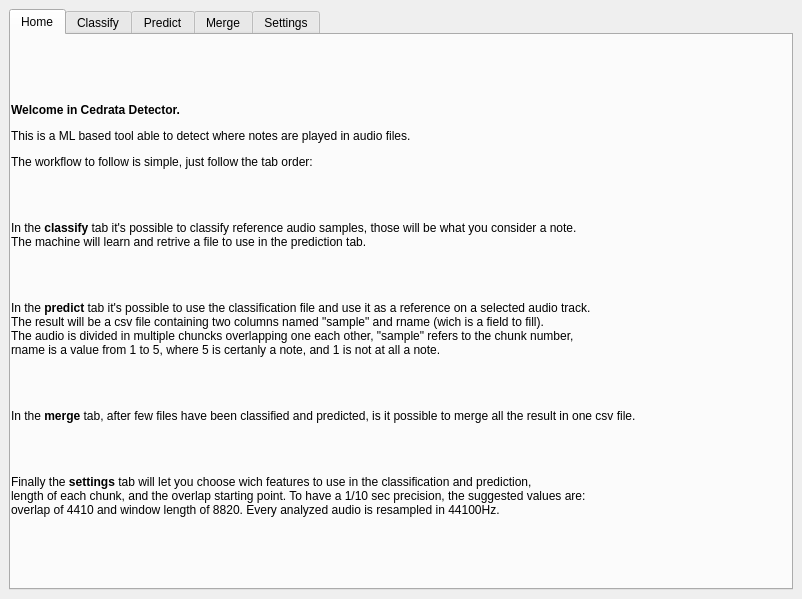
Qt form ui_design.ui (cedrata/cedrata-detector) before a commit.
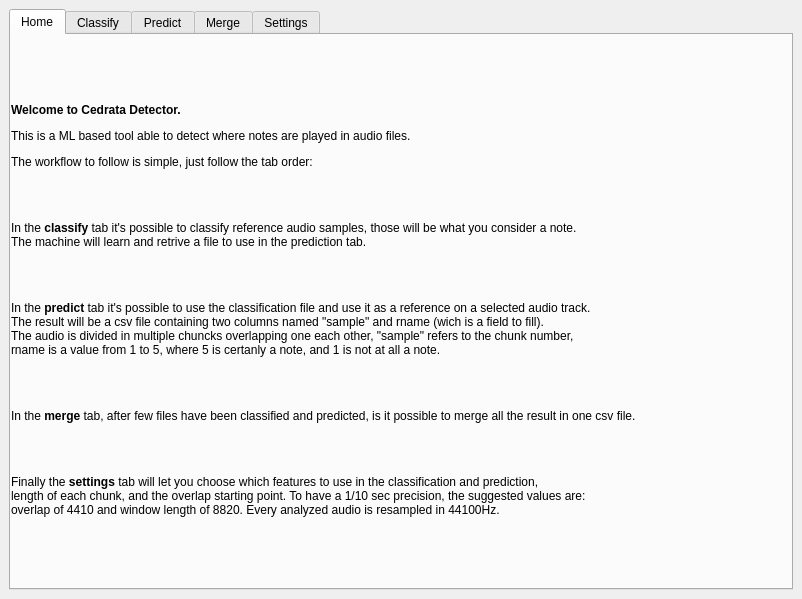
The same form after that commit.

Patch:
```diff
--- a/ui_design.ui
+++ b/ui_design.ui
@@ -46,7 +46,7 @@
          </rect>
         </property>
         <property name="text">
-         <string>&lt;html&gt;&lt;head/&gt;&lt;body&gt;&lt;p&gt;&lt;span style=&quot; font-weight:600;&quot;&gt;Welcome in Cedrata Detector. &lt;/span&gt;&lt;/p&gt;&lt;p&gt;This is a ML based tool able to detect where notes are played in audio files.&lt;/p&gt;&lt;p&gt;The workflow to follow is simple, just follow the tab order:&lt;/p&gt;&lt;p&gt;&lt;br/&gt;&lt;/p&gt;&lt;p&gt;In the &lt;span style=&quot; font-weight:600;&quot;&gt;classify &lt;/span&gt;tab it's possible to classify reference audio samples, those will be what you consider a note. &lt;br/&gt;The machine will learn and retrive a file to use in the prediction tab.&lt;/p&gt;&lt;p&gt;&lt;br/&gt;&lt;/p&gt;&lt;p&gt;In the &lt;span style=&quot; font-weight:600;&quot;&gt;predict &lt;/span&gt;tab it's possible to use the classification file and use it as a reference on a selected audio track. &lt;br/&gt;The result will be a csv file containing two columns named &amp;quot;sample&amp;quot; and rname (wich is a field to fill). &lt;br/&gt;The audio is divided in multiple chuncks overlapping one each other, &amp;quot;sample&amp;quot; refers to the chunk number, &lt;br/&gt;rname is a value from 1 to 5, where 5 is certanly a note, and 1 is not at all a note.&lt;/p&gt;&lt;p&gt;&lt;br/&gt;&lt;/p&gt;&lt;p&gt;In the &lt;span style=&quot; font-weight:600;&quot;&gt;merge &lt;/span&gt;tab, after few files have been classified and predicted, is it possible to merge all the result in one csv file.&lt;/p&gt;&lt;p&gt;&lt;br/&gt;&lt;/p&gt;&lt;p&gt;Finally the &lt;span style=&quot; font-weight:600;&quot;&gt;settings&lt;/span&gt; tab will let you choose wich features to use in the classification and prediction, &lt;br/&gt;length of each chunk, and the overlap starting point. To have a 1/10 sec precision, the suggested values are: &lt;br/&gt;overlap of 4410 and window length of 8820. Every analyzed audio is resampled in 44100Hz.&lt;/p&gt;&lt;/body&gt;&lt;/html&gt;</string>
+         <string>&lt;html&gt;&lt;head/&gt;&lt;body&gt;&lt;p&gt;&lt;span style=&quot; font-weight:600;&quot;&gt;Welcome to Cedrata Detector. &lt;/span&gt;&lt;/p&gt;&lt;p&gt;This is a ML based tool able to detect where notes are played in audio files.&lt;/p&gt;&lt;p&gt;The workflow to follow is simple, just follow the tab order:&lt;/p&gt;&lt;p&gt;&lt;br/&gt;&lt;/p&gt;&lt;p&gt;In the &lt;span style=&quot; font-weight:600;&quot;&gt;classify &lt;/span&gt;tab it's possible to classify reference audio samples, those will be what you consider a note. &lt;br/&gt;The machine will learn and retrive a file to use in the prediction tab.&lt;/p&gt;&lt;p&gt;&lt;br/&gt;&lt;/p&gt;&lt;p&gt;In the &lt;span style=&quot; font-weight:600;&quot;&gt;predict &lt;/span&gt;tab it's possible to use the classification file and use it as a reference on a selected audio track. &lt;br/&gt;The result will be a csv file containing two columns named &amp;quot;sample&amp;quot; and rname (wich is a field to fill). &lt;br/&gt;The audio is divided in multiple chuncks overlapping one each other, &amp;quot;sample&amp;quot; refers to the chunk number, &lt;br/&gt;rname is a value from 1 to 5, where 5 is certanly a note, and 1 is not at all a note.&lt;/p&gt;&lt;p&gt;&lt;br/&gt;&lt;/p&gt;&lt;p&gt;In the &lt;span style=&quot; font-weight:600;&quot;&gt;merge &lt;/span&gt;tab, after few files have been classified and predicted, is it possible to merge all the result in one csv file.&lt;/p&gt;&lt;p&gt;&lt;br/&gt;&lt;/p&gt;&lt;p&gt;Finally the &lt;span style=&quot; font-weight:600;&quot;&gt;settings&lt;/span&gt; tab will let you choose which features to use in the classification and prediction, &lt;br/&gt;length of each chunk, and the overlap starting point. To have a 1/10 sec precision, the suggested values are: &lt;br/&gt;overlap of 4410 and window length of 8820. Every analyzed audio is resampled in 44100Hz.&lt;/p&gt;&lt;/body&gt;&lt;/html&gt;</string>
         </property>
        </widget>
       </widget>
```
Left out of the diff: 2 changed lines with no effect on the pictures.
